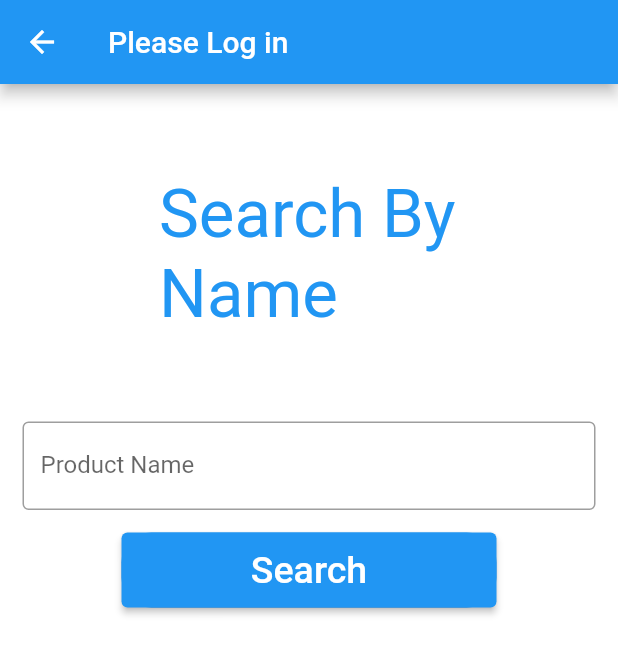
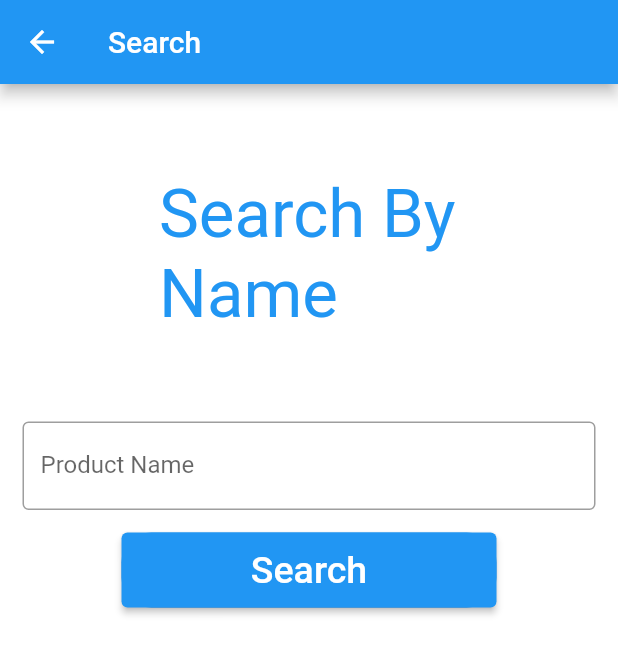
Before and after one commit to HasanYousaf/Skinfo, a Flutter app: the SearchByName screen opened directly, on a phone screen of 412 x 824 dp. Shown: the top 654 px of the screen. Run offline on Flutter 3.47's test engine with Material 2 defaults, Android fonts, the phone set to English and light mode, and no system bars; our stand-ins replace camera, image_picker, sqflite; missing offline and left inert: google_mlkit_commons, google_mlkit_text_recognition; accounts and stored records are empty.

Commit message:
Updated Appbar title in search view

```diff
--- a/lib/screens/search_by_name.dart
+++ b/lib/screens/search_by_name.dart
@@ -25,7 +25,7 @@ class _SearchByNameState extends State<SearchByName> {
     return Scaffold(
       backgroundColor: Colors.white,
       appBar: AppBar(
-        title: const Text("Please Log in", textAlign: TextAlign.center),
+        title: const Text("Search", textAlign: TextAlign.center),
       ),
       body: SingleChildScrollView(
         child: Column(
--- a/pubspec.yaml
+++ b/pubspec.yaml
@@ -35,9 +35,7 @@ dependencies:
 
   # The following adds the Cupertino Icons font to your application.
   # Use with the CupertinoIcons class for iOS style icons.
-  cupertino_icons: ^1.0.2
   flutter_barcode_scanner: ^2.0.0
-  firebase_core: ^2.7.0
   google_mlkit_text_recognition: ^0.4.0
   permission_handler: ^10.2.0
   camera: ^0.10.3+2
```
Also changed, not shown: pubspec.lock.
